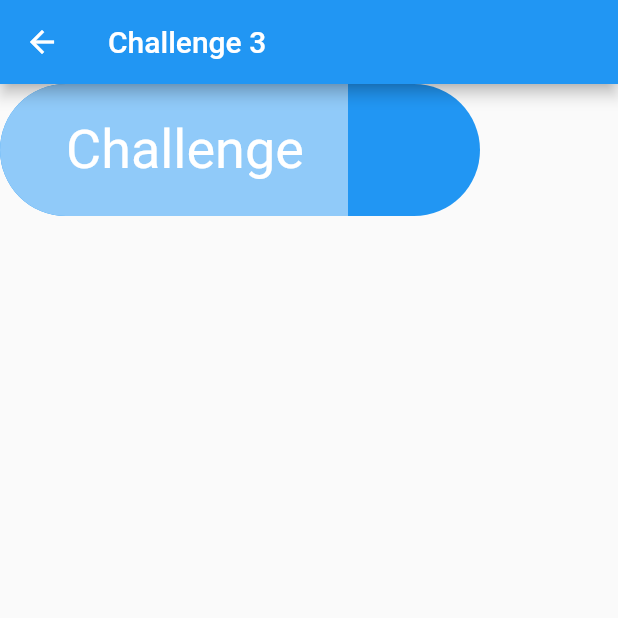
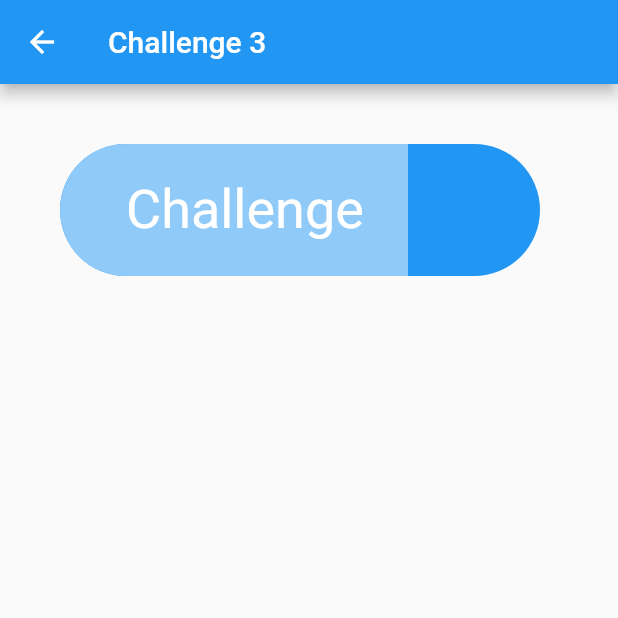
Before and after one commit to bogdanorzea/flutter_challenges, a Flutter app: the Challenge3 screen opened by its route, on a phone screen of 412 x 824 dp, the top half of it. Run offline on Flutter 3.47's test engine with Material 2 defaults, Android fonts, the phone set to English and light mode, and no system bars.

Commit message:
Small fix for Challenge 3

```diff
--- a/lib/challenge3.dart
+++ b/lib/challenge3.dart
@@ -18,9 +18,13 @@ class Challenge3 extends StatelessWidget {
     return Scaffold(
       appBar: AppBar(title: Text("Challenge 3")),
       body: Container(
+        margin: EdgeInsets.all(40),
         height: containerHeight,
         width: containerWidth,
-        decoration: BoxDecoration(color: color, borderRadius: BorderRadius.all(Radius.circular(containerHeight / 2))),
+        decoration: BoxDecoration(
+          color: color,
+          borderRadius: BorderRadius.all(Radius.circular(containerHeight / 2)),
+        ),
         clipBehavior: Clip.antiAlias,
         alignment: Alignment.centerLeft,
         child: Container(
```
